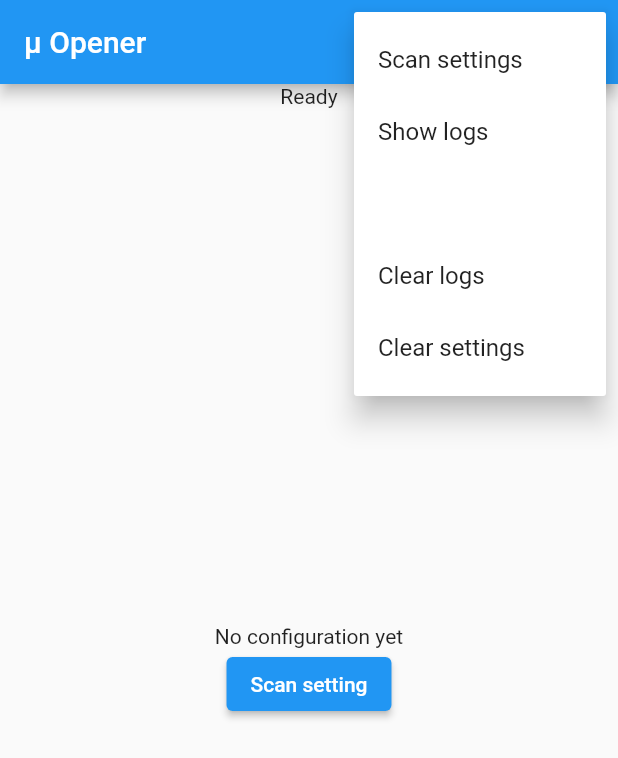
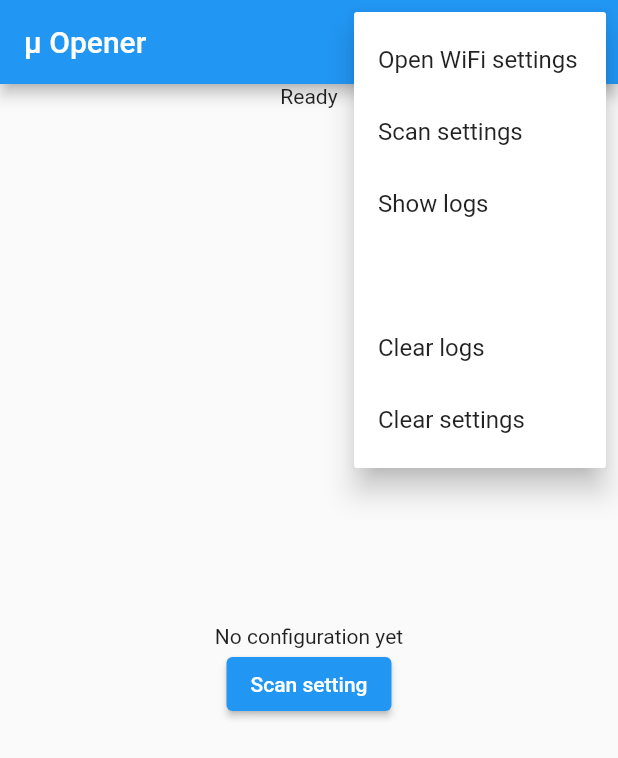
Before and after one commit to mvo5/flutter-opener, a Flutter app: the screen it shows after launch, after a tap on the "more vert" icon, on a phone screen of 412 x 824 dp. Shown: the top 758 px of the screen. Run offline on Flutter 3.47's test engine with Material 2 defaults, Android fonts, the phone set to English and light mode, and no system bars; our stand-ins replace device_info_plus, flutter_secure_storage, permission_handler, slider_button; missing offline and left inert: f_logs, open_settings, qrscan.

Commit message:
main: add "Open wifi settings" to context menu

```diff
--- a/lib/main.dart
+++ b/lib/main.dart
@@ -14,7 +14,7 @@ import 'package:flutter_secure_storage/flutter_secure_storage.dart';
 import 'package:slider_button/slider_button.dart';
 import 'package:device_info_plus/device_info_plus.dart';
 import 'package:f_logs/f_logs.dart';
-
+import 'package:open_settings/open_settings.dart';
 
 import 'sjm.dart';
 import 'api.dart';
@@ -229,6 +229,9 @@ class OpenerHomePageState extends State<OpenerHomePage> {
 
     void onSelectedClick(String value) {
 	switch (value) {
+	case 'Open WiFi settings':
+	    OpenSettings.openWIFISetting();
+	    break;
 	case 'Scan settings':
 	    scanSecret();
 	    break;
@@ -254,6 +257,7 @@ class OpenerHomePageState extends State<OpenerHomePage> {
 			onSelected: onSelectedClick,
 			itemBuilder: (BuildContext context) {
 			    return {
+				'Open WiFi settings',
 				'Scan settings',
 				'Show logs',
 				'',
--- a/pubspec.yaml
+++ b/pubspec.yaml
@@ -31,6 +31,7 @@ dependencies:
   slider_button: ^2.0.0
   device_info_plus: ^3.1.0
   f_logs: ^2.0.0
+  open_settings: ^2.0.2
 
   # The following adds the Cupertino Icons font to your application.
   # Use with the CupertinoIcons class for iOS style icons.
```
